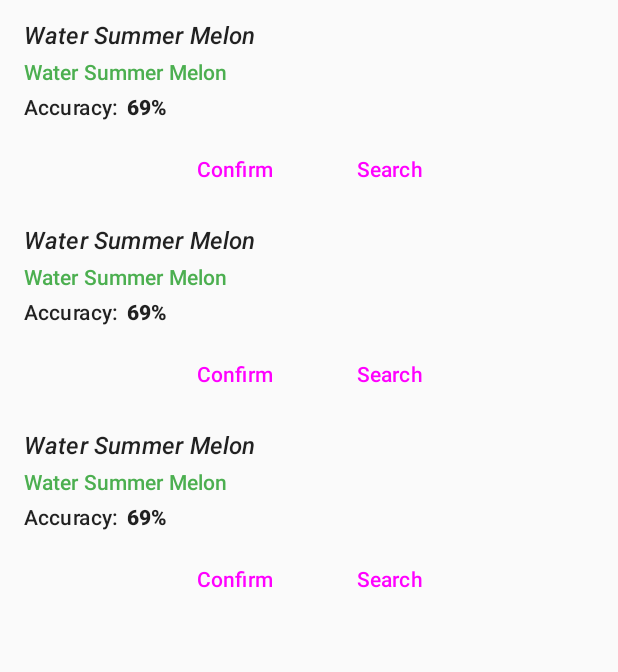
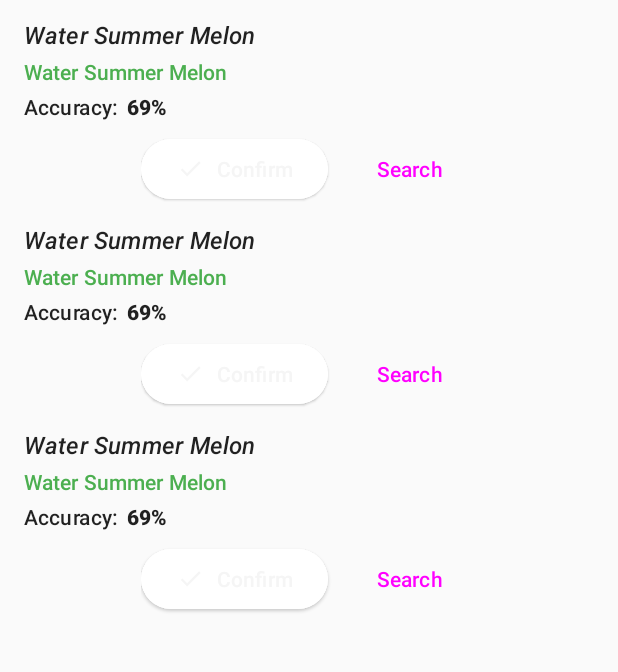
Before and after one commit to harissabil/Meakanu, an Android app: the layout fragment_result.xml on its own in the app's theme, with its tools: preview values and no code run, on a phone screen of 412 x 824 dp, the part 431-1103 px from its top. Run offline under Robolectric (Android 15) with nearby library versions, the phone set to English and light mode, and no system bars.

Commit message:
Replace Button with MaterialButton in item_result.xml and add background tint

```diff
--- a/app/src/main/res/layout/item_result.xml
+++ b/app/src/main/res/layout/item_result.xml
@@ -69,12 +69,13 @@
         app:layout_constraintStart_toStartOf="parent"
         app:layout_constraintTop_toBottomOf="@id/tv_plant_accuracy_title" >
 
-        <Button
+        <com.google.android.material.button.MaterialButton
             android:id="@+id/btn_confirm"
             style="@style/Widget.Material3.Button.ElevatedButton"
             android:layout_width="wrap_content"
             android:layout_height="wrap_content"
             android:text="Confirm"
+            android:backgroundTint="@color/white"
             android:layout_marginEnd="8dp"
             app:icon="@drawable/ic_done"
             app:iconGravity="textStart"
```
